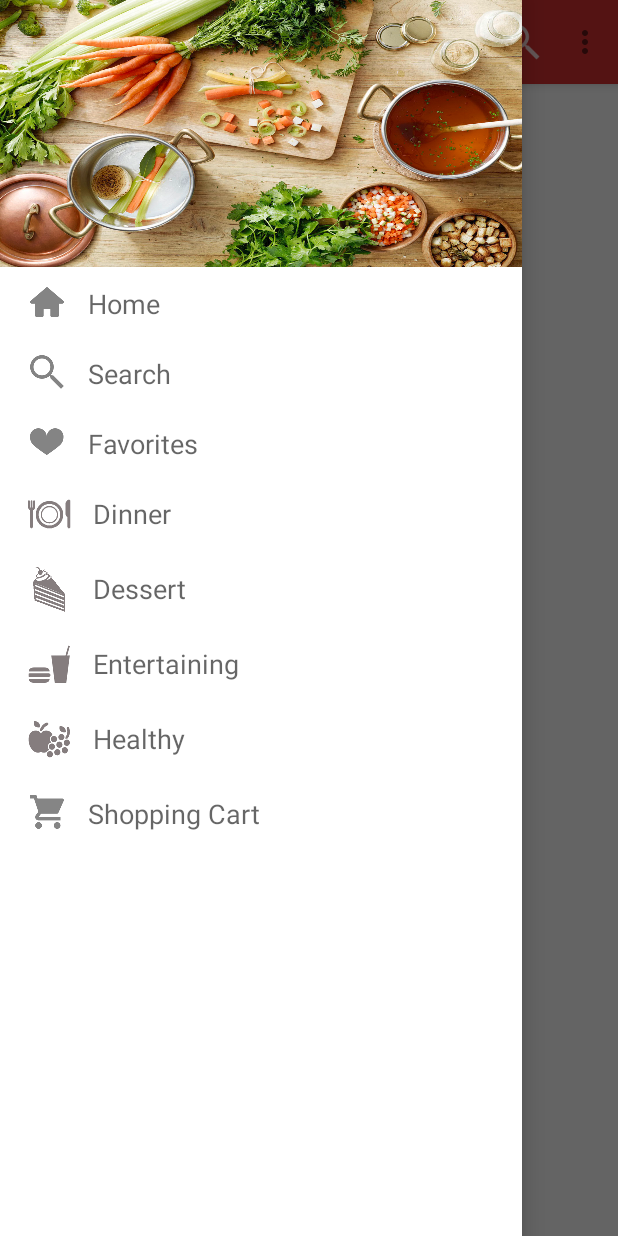
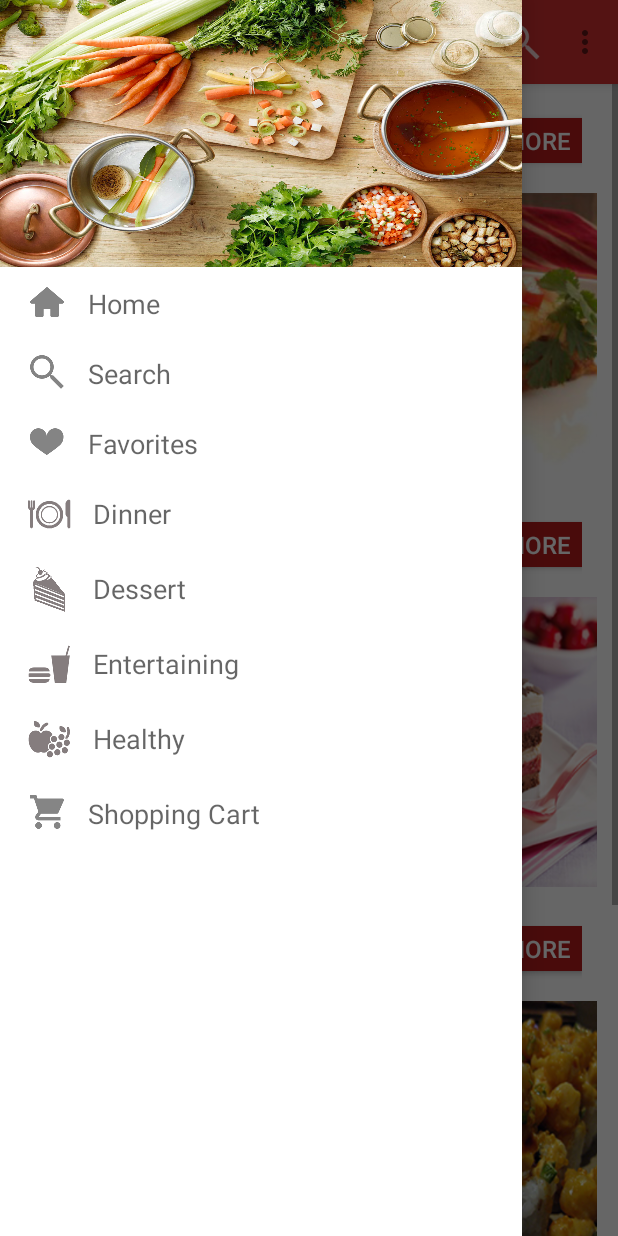
Before and after one commit to Gjorgievski/Recipe, an Android app: the screen it shows after launch (MainActivity), with the side drawer open, on a phone screen of 412 x 824 dp. Run offline under Robolectric (Android 15) with nearby library versions, the phone set to English and light mode, and no system bars; our stand-ins replace CircleImageView.

Commit message:
Added the Home fragment, enabled selection of categories in drawer

```diff
--- a/app/src/main/java/com/example/ace/recipe/MainActivity.java
+++ b/app/src/main/java/com/example/ace/recipe/MainActivity.java
@@ -1,5 +1,8 @@
 package com.example.ace.recipe;
 
+import android.app.FragmentManager;
+import android.app.FragmentTransaction;
+import android.content.Intent;
 import android.support.v4.widget.DrawerLayout;
 import android.support.v7.app.ActionBarActivity;
 import android.os.Bundle;
@@ -8,12 +11,16 @@ import android.support.v7.app.ActionBarDrawerToggle;
 import android.support.v7.widget.LinearLayoutManager;
 import android.support.v7.widget.RecyclerView;
 import android.support.v7.widget.Toolbar;
+import android.text.Html;
+import android.view.GestureDetector;
 import android.view.Menu;
 import android.view.MenuItem;
 import android.view.MotionEvent;
 import android.view.View;
 import android.widget.RelativeLayout;
 import android.widget.Toast;
+
+import com.example.ace.recipe.fragments.HomeFragment;
 
 public class MainActivity extends ActionBarActivity {
 
@@ -44,30 +51,73 @@ public class MainActivity extends ActionBarActivity {
         recAdapter=new MyAdapter(categories,icons);
 
         recView.setAdapter(recAdapter);
+
+        //DRAWER CATEGORY SELECTION HANDLING
+        final GestureDetector mGestureDetector = new GestureDetector(MainActivity.this, new GestureDetector.SimpleOnGestureListener() {
+
+            @Override public boolean onSingleTapUp(MotionEvent e) {
+                return true;
+            }
+
+        });
+
+        recView.addOnItemTouchListener(new RecyclerView.OnItemTouchListener() {
+            @Override
+            public boolean onInterceptTouchEvent(RecyclerView recyclerView, MotionEvent motionEvent) {
+                View child = recyclerView.findChildViewUnder(motionEvent.getX(),motionEvent.getY());
+
+                if(child!=null && mGestureDetector.onTouchEvent(motionEvent)){
+                    drawerLayout.closeDrawers();
+                    switch (recyclerView.getChildPosition(child)){
+                        case 1: getSupportActionBar().setTitle(Html.fromHtml("<font color='#ffffff'>Home</font>"));
+                            loadHome(); break;
+                        case 2:break;
+                        case 3:break;
+                        case 4:break;
+                        case 5:break;
+                        case 6:break;
+                        case 7:break;
+                        case 8:break;
+                        default:Toast.makeText(MainActivity.this,"Oops something went wrong! Select once again.",Toast.LENGTH_SHORT).show();  break;
+                    }
+
+                    return true;
+
+                }
+
+                return false;
+            }
+
+            @Override
+            public void onTouchEvent(RecyclerView recyclerView, MotionEvent motionEvent) {
+            }
+        });
+
         recLayout=new LinearLayoutManager(this);
         recView.setLayoutManager(recLayout);
 
         drawerLayout = (DrawerLayout)findViewById(R.id.DrawerLayout);
-        toggle=new ActionBarDrawerToggle(this,drawerLayout,R.string.action_open,R.string.action_close) {
+        toggle=new ActionBarDrawerToggle(this,drawerLayout,toolbar,R.string.action_open,R.string.action_close) {
             @Override
             public void onDrawerOpened(View drawerView) {
                 super.onDrawerOpened(drawerView);
-                // code here will execute once the drawer is opened( As I dont want anything happened when drawer is
-                // open I am not going to put anything here)
             }
 
             @Override
             public void onDrawerClosed(View drawerView) {
                 super.onDrawerClosed(drawerView);
-                // Code here will execute once drawer is closed
             }
-                };
+        };
         drawerLayout.setDrawerListener(toggle);
         toggle.syncState();
 
         //getSupportActionBar().setHomeButtonEnabled(true);
         //getSupportActionBar().setDisplayShowHomeEnabled(true);
         //getSupportActionBar().setIcon(R.mipmap.ic_launcher);
+
+        //BY DEFAULT WE LOAD THE HOME FRAGMENT
+        getSupportActionBar().setTitle(Html.fromHtml("<font color='#ffffff'>Home</font>"));
+        loadHome();
     }
 
 
@@ -93,4 +143,13 @@ public class MainActivity extends ActionBarActivity {
 
         return super.onOptionsItemSelected(item);
     }
+
+    //MY FUNCTIONS
+    public void loadHome(){
+        HomeFragment fragment=new HomeFragment();
+        FragmentManager fragmentManager = getFragmentManager();
+        FragmentTransaction ft = fragmentManager.beginTransaction();
+        ft.replace(R.id.tblLayout, fragment);
+        ft.commit();
+    }
 }
--- a/app/src/main/java/com/example/ace/recipe/MyAdapter.java
+++ b/app/src/main/java/com/example/ace/recipe/MyAdapter.java
@@ -27,8 +27,6 @@ public class MyAdapter extends RecyclerView.Adapter<MyAdapter.ViewHolder> {
 
         TextView textView;
         ImageView imageView;
-
-
 
         public ViewHolder(View itemView,int ViewType) { // Creating ViewHolder Constructor with View and viewType As a parameter
             super(itemView);
--- /dev/null
+++ b/app/src/main/java/com/example/ace/recipe/fragments/HomeFragment.java
@@ -0,0 +1,74 @@
+package com.example.ace.recipe.fragments;
+
+import android.app.ActionBar;
+import android.app.Fragment;
+import android.os.Bundle;
+import android.support.annotation.Nullable;
+import android.text.Html;
+import android.view.LayoutInflater;
+import android.view.Menu;
+import android.view.MenuInflater;
+import android.view.MenuItem;
+import android.view.View;
+import android.view.ViewGroup;
+import android.widget.ImageView;
+import android.widget.LinearLayout;
+
+import com.example.ace.recipe.R;
+
+/**
+ * Created by Martin on 10-Mar-15.
+ */
+public class HomeFragment extends Fragment {
+
+    LinearLayout dinner;
+    LinearLayout dessert;
+    LinearLayout enter;
+    LinearLayout healthy;
+
+    int[] dinnerPics={R.drawable.dinner1,R.drawable.dinner2,R.drawable.dinner3};
+    int[] dessertPics={R.drawable.dessert1,R.drawable.dessert2,R.drawable.dessert3};
+    int[] enterPics={R.drawable.enter1,R.drawable.enter2,R.drawable.enter3};
+    int[] healthyPics={R.drawable.healthy1,R.drawable.healthy2,R.drawable.healthy3};
+
+    @Nullable
+    @Override
+    public View onCreateView(LayoutInflater inflater, ViewGroup container, Bundle savedInstanceState) {
+
+        View v = inflater.inflate(R.layout.home_fragment, container, false);
+
+        dinner=(LinearLayout) v.findViewById(R.id.myGallery);
+        dessert=(LinearLayout) v.findViewById(R.id.myGallery2);
+        enter=(LinearLayout) v.findViewById(R.id.myGallery3);
+        healthy=(LinearLayout) v.findViewById(R.id.myGallery4);
+
+        for (int i = 0; i < 3; i++) {
+            ImageView picture=new ImageView(getActivity().getBaseContext());
+            picture.setAdjustViewBounds(true);
+            picture.setImageResource(dinnerPics[i]);
+            picture.setPadding(5,5,5,5);
+            dinner.addView(picture);
+
+            ImageView picture2=new ImageView(getActivity().getBaseContext());
+            picture2.setAdjustViewBounds(true);
+            picture2.setImageResource(dessertPics[i]);
+            picture2.setPadding(5,5,5,5);
+            dessert.addView(picture2);
+
+            ImageView picture3=new ImageView(getActivity().getBaseContext());
+            picture3.setAdjustViewBounds(true);
+            picture3.setImageResource(enterPics[i]);
+            picture3.setPadding(5,5,5,5);
+            enter.addView(picture3);
+
+            ImageView picture4=new ImageView(getActivity().getBaseContext());
+            picture4.setAdjustViewBounds(true);
+            picture4.setImageResource(healthyPics[i]);
+            picture4.setPadding(5,5,5,5);
+            healthy.addView(picture4);
+        }
+
+        return v;
+    }
+
+}
--- a/app/src/main/res/layout/activity_main.xml
+++ b/app/src/main/res/layout/activity_main.xml
@@ -26,7 +26,11 @@
         android:textAllCaps="true"
         android:textSize="@dimen/abc_action_bar_default_height_material"
         />-->
-
+        <FrameLayout
+            android:id="@+id/tblLayout"
+            android:layout_width="fill_parent"
+            android:layout_height="fill_parent"
+            android:layout_below="@+id/tool_bar"></FrameLayout>
 </RelativeLayout>
 
     <android.support.v7.widget.RecyclerView
--- /dev/null
+++ b/app/src/main/res/layout/home_fragment.xml
@@ -0,0 +1,171 @@
+<?xml version="1.0" encoding="utf-8"?>
+<ScrollView xmlns:android="http://schemas.android.com/apk/res/android"
+    android:layout_width="match_parent" android:layout_height="match_parent"
+    android:scrollbarStyle="outsideInset"
+    android:background="@android:color/white">
+
+        <TableLayout
+            android:layout_width="match_parent"
+            android:layout_height="match_parent"
+            android:layout_margin="10dp">
+
+            <!--DINNER-->
+            <TableRow android:paddingLeft="10dp" android:paddingRight="10dp">
+                <TextView
+                    android:id="@+id/categoryName"
+                    android:gravity="start"
+                    android:text="@string/category_dinner"
+                    android:textColor="@android:color/black"
+                    android:textSize="32sp"
+                    android:layout_marginTop="6dp"
+                    android:layout_weight="1"
+                    />
+                <Button
+                    android:id="@+id/btnMoreDinner"
+                    style="?android:attr/buttonStyleSmall"
+                    android:minHeight="30dp"
+                    android:minWidth="60dp"
+                    android:background="@color/ColorPrimaryDark"
+                    android:text="@string/more"
+                    android:textSize="16sp"
+                    android:textColor="@android:color/white"
+                    />
+            </TableRow>
+            <TableRow android:layout_marginTop="10dp">
+                <HorizontalScrollView
+                    android:id="@+id/myHV"
+                    android:layout_width="wrap_content"
+                    android:layout_height="200dp"
+                    android:layout_centerHorizontal="true"
+                    >
+
+                    <LinearLayout
+                        android:id="@+id/myGallery"
+                        android:layout_width="wrap_content"
+                        android:layout_height="wrap_content"
+                        android:orientation="horizontal">
+                    </LinearLayout>
+                </HorizontalScrollView>
+
+            </TableRow>
+
+            <!--DESSERT-->
+            <TableRow android:paddingLeft="10dp" android:paddingRight="10dp" android:paddingTop="10dp">
+                <TextView
+                    android:id="@+id/categoryName2"
+                    android:gravity="start"
+                    android:text="@string/category_dessert"
+                    android:textColor="@android:color/black"
+                    android:textSize="32sp"
+                    android:layout_marginTop="6dp"
+                    android:layout_weight="1"
+                    />
+                <Button
+                    android:id="@+id/btnMoreDessert"
+                    style="?android:attr/buttonStyleSmall"
+                    android:minHeight="30dp"
+                    android:minWidth="60dp"
+                    android:background="@color/ColorPrimaryDark"
+                    android:text="@string/more"
+                    android:textSize="16sp"
+                    android:textColor="@android:color/white"
+                    />
+            </TableRow>
+            <TableRow android:layout_marginTop="10dp">
+                <HorizontalScrollView
+                    android:id="@+id/myHV2"
+                    android:layout_width="wrap_content"
+                    android:layout_height="200dp"
+                    android:layout_centerHorizontal="true"
+                    >
+
+                    <LinearLayout
+                        android:id="@+id/myGallery2"
+                        android:layout_width="wrap_content"
+                        android:layout_height="wrap_content"
+                        android:orientation="horizontal">
+                    </LinearLayout>
+                </HorizontalScrollView>
+            </TableRow>
+
+            <!--ENTERTAINING-->
+            <TableRow android:paddingLeft="10dp" android:paddingRight="10dp" android:paddingTop="10dp">
+                <TextView
+                    android:id="@+id/categoryName3"
+                    android:gravity="start"
+                    android:text="@string/category_entertaining"
+                    android:textColor="@android:color/black"
+                    android:textSize="32sp"
+                    android:layout_marginTop="6dp"
+                    android:layout_weight="1"
+                    />
+                <Button
+                    android:id="@+id/btnMoreEnter"
+                    style="?android:attr/buttonStyleSmall"
+                    android:minHeight="30dp"
+                    android:minWidth="60dp"
+                    android:background="@color/ColorPrimaryDark"
+                    android:text="@string/more"
+                    android:textSize="16sp"
+                    android:textColor="@android:color/white"
+                    />
+            </TableRow>
+            <TableRow android:layout_marginTop="10dp">
+                <HorizontalScrollView
+                    android:id="@+id/myHV3"
+                    android:layout_width="wrap_content"
+                    android:layout_height="200dp"
+                    android:layout_centerHorizontal="true"
+                    >
+
+                    <LinearLayout
+                        android:id="@+id/myGallery3"
+                        android:layout_width="wrap_content"
+                        android:layout_height="wrap_content"
+                        android:orientation="horizontal">
+                    </LinearLayout>
+                </HorizontalScrollView>
+            </TableRow>
+
+            <!--HEALTHY-->
+            <TableRow android:paddingLeft="10dp" android:paddingRight="10dp" android:paddingTop="10dp">
+                <TextView
+                    android:id="@+id/categoryName4"
+                    android:gravity="start"
+                    android:text="@string/category_healthy"
+                    android:textColor="@android:color/black"
+                    android:textSize="32sp"
+                    android:layout_marginTop="6dp"
+                    android:layout_weight="1"
+                    />
+                <Button
+                    android:id="@+id/btnMoreHealthy"
+                    style="?android:attr/buttonStyleSmall"
+                    android:minHeight="30dp"
+                    android:minWidth="60dp"
+                    android:background="@color/ColorPrimaryDark"
+                    android:text="@string/more"
+                    android:textSize="16sp"
+                    android:textColor="@android:color/white"
+                    />
+            </TableRow>
+            <TableRow android:layout_marginTop="10dp">
+                <HorizontalScrollView
+                    android:id="@+id/myHV4"
+                    android:layout_width="wrap_content"
+                    android:layout_height="200dp"
+                    android:layout_centerHorizontal="true"
+                    >
+
+                    <LinearLayout
+                        android:id="@+id/myGallery4"
+                        android:layout_width="wrap_content"
+                        android:layout_height="wrap_content"
+                        android:orientation="horizontal">
+                    </LinearLayout>
+                </HorizontalScrollView>
+
+            </TableRow>
+        </TableLayout>
+
+</ScrollView>
--- a/app/src/main/res/values/strings.xml
+++ b/app/src/main/res/values/strings.xml
@@ -6,6 +6,13 @@
     <string name="action_search">Search</string>
     <string name="action_open">Open</string>
     <string name="action_close">Close</string>
+
+    <string name="category_dinner">Dinner</string>
+    <string name="category_dessert">Dessert</string>
+    <string name="category_entertaining">Entertaining</string>
+    <string name="category_healthy">Healthy</string>
+
+    <string name="more">MORE</string>
 
     <string-array name="drawer_content">
         <item>Home</item>
--- a/app/src/main/res/values/styles.xml
+++ b/app/src/main/res/values/styles.xml
@@ -9,5 +9,4 @@
 
 
     </style>
-
 </resources>
```
Also changed, not shown: app/src/main/res/drawable/dessert1.png (added), app/src/main/res/drawable/dessert2.png (added), app/src/main/res/drawable/dessert3.png (added), app/src/main/res/drawable/dinner1.jpg (added), app/src/main/res/drawable/dinner2.jpg (added), app/src/main/res/drawable/dinner3.jpg (added), app/src/main/res/drawable/enter1.png (added), app/src/main/res/drawable/enter2.png (added), app/src/main/res/drawable/enter3.png (added), app/src/main/res/drawable/healthy1.png (added), app/src/main/res/drawable/healthy2.png (added), app/src/main/res/drawable/healthy3.png (added).
